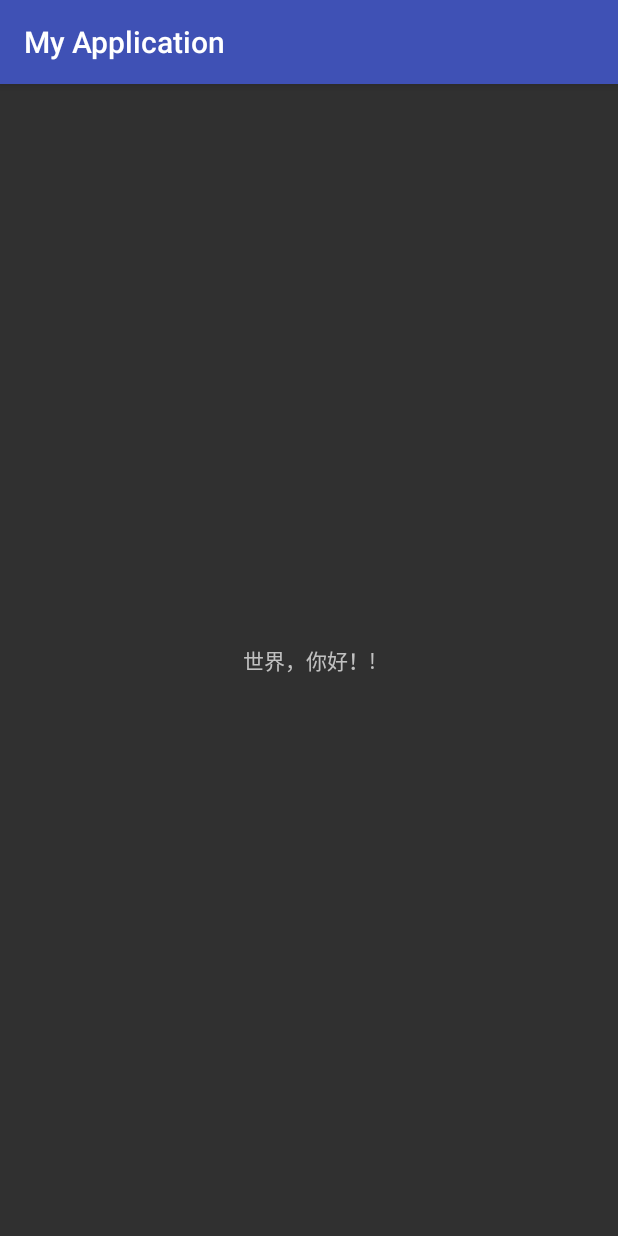
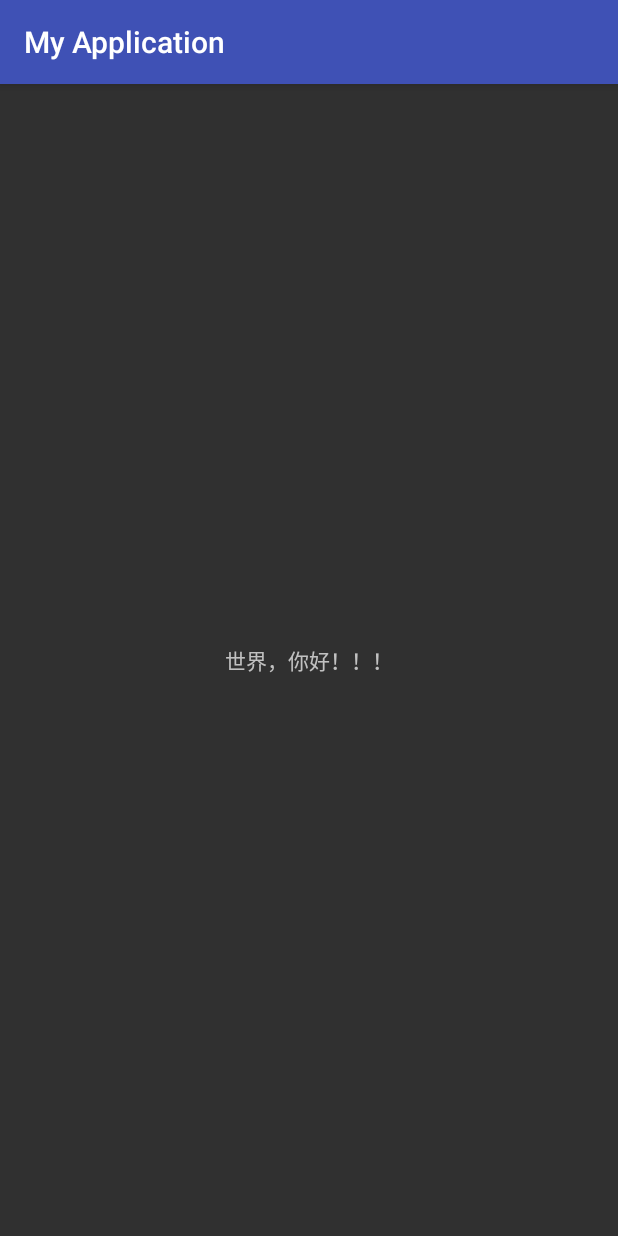
Before and after one commit to haowenbiao/AndroidProject, an Android app: the screen it shows after launch (MainActivity), on a phone screen of 412 x 824 dp. Run offline under Robolectric (Android 15) with nearby library versions, the phone set to English and light mode, and no system bars.

Commit message:
fouth commit

```diff
--- a/MyApplication/app/src/main/res/layout/activity_main.xml
+++ b/MyApplication/app/src/main/res/layout/activity_main.xml
@@ -9,7 +9,7 @@
     <TextView
         android:layout_width="wrap_content"
         android:layout_height="wrap_content"
-        android:text="世界，你好！!"
+        android:text="世界，你好！！！"
         app:layout_constraintBottom_toBottomOf="parent"
         app:layout_constraintLeft_toLeftOf="parent"
         app:layout_constraintRight_toRightOf="parent"
```
